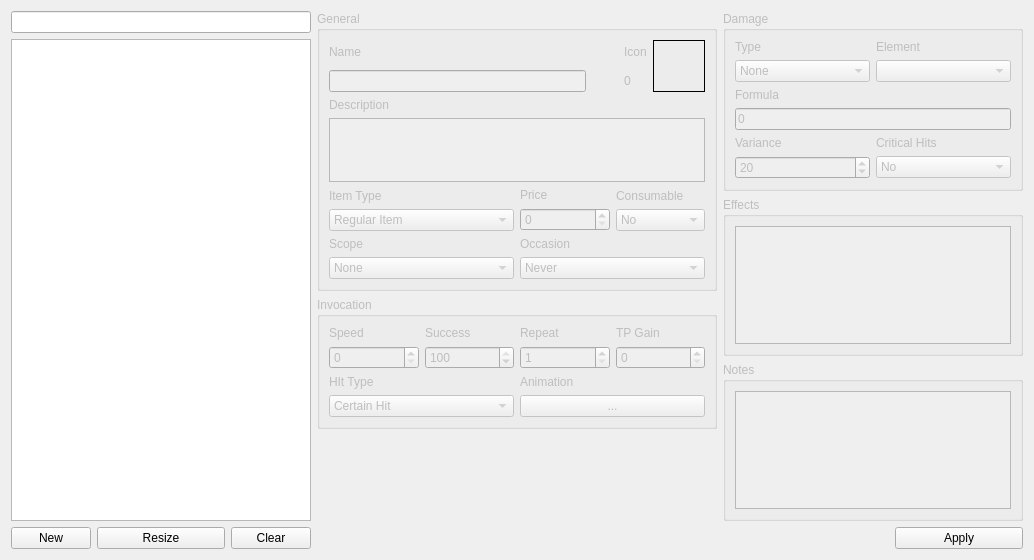
Qt form src/ui/tabs/items_tab.ui (DimichGD/FHEditor) before a commit.
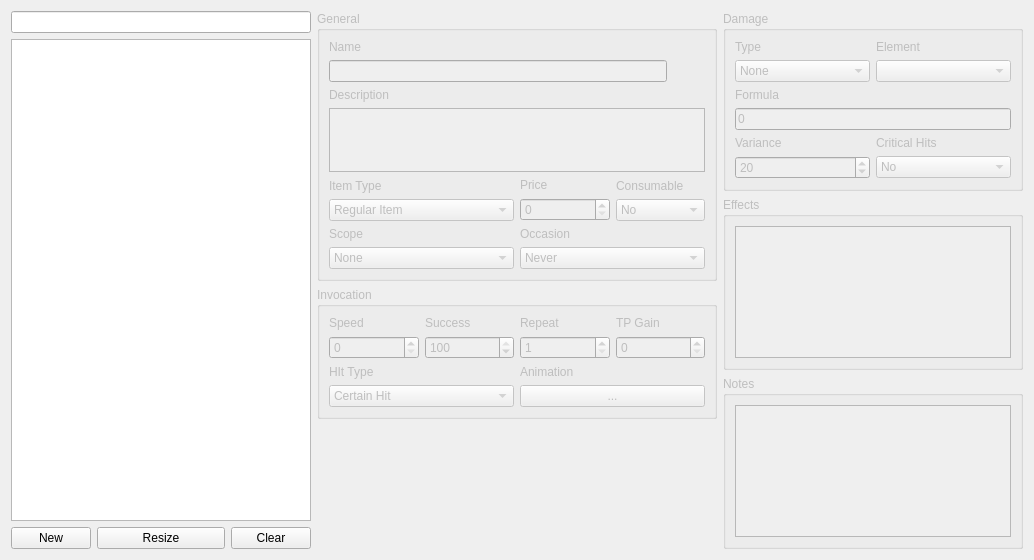
The same form after that commit. Custom widgets are drawn as their Qt base class.

```diff
--- a/src/ui/tabs/items_tab.ui
+++ b/src/ui/tabs/items_tab.ui
@@ -145,65 +145,7 @@
              </layout>
             </item>
             <item>
-             <layout class="QVBoxLayout" name="verticalLayout_19">
-              <item>
-               <widget class="QLabel" name="label_12">
-                <property name="text">
-                 <string>Icon</string>
-                </property>
-               </widget>
-              </item>
-              <item>
-               <widget class="QLabel" name="itemIconIndexLabel">
-                <property name="text">
-                 <string>0</string>
-                </property>
-               </widget>
-              </item>
-             </layout>
-            </item>
-            <item>
-             <widget class="QFrame" name="itemIconFrame">
-              <property name="styleSheet">
-               <string notr="true">QFrame#itemIconFrame { border: 1px solid black; }</string>
-              </property>
-              <property name="frameShape">
-               <enum>QFrame::StyledPanel</enum>
-              </property>
-              <property name="frameShadow">
-               <enum>QFrame::Raised</enum>
-              </property>
-              <layout class="QHBoxLayout" name="horizontalLayout_12">
-               <item>
-                <widget class="ClickableLabel" name="itemIconLabel">
-                 <property name="sizePolicy">
-                  <sizepolicy hsizetype="Fixed" vsizetype="Fixed">
-                   <horstretch>0</horstretch>
-                   <verstretch>0</verstretch>
-                  </sizepolicy>
-                 </property>
-                 <property name="minimumSize">
-                  <size>
-                   <width>32</width>
-                   <height>32</height>
-                  </size>
-                 </property>
-                 <property name="maximumSize">
-                  <size>
-                   <width>32</width>
-                   <height>32</height>
-                  </size>
-                 </property>
-                 <property name="text">
-                  <string/>
-                 </property>
-                 <property name="margin">
-                  <number>0</number>
-                 </property>
-                </widget>
-               </item>
-              </layout>
-             </widget>
+             <widget class="IconWidget" name="itemIconWidget" native="true"/>
             </item>
            </layout>
           </item>
@@ -783,36 +725,6 @@
          </layout>
         </widget>
        </item>
-       <item>
-        <layout class="QHBoxLayout" name="horizontalLayout_4">
-         <item>
-          <spacer name="horizontalSpacer">
-           <property name="orientation">
-            <enum>Qt::Horizontal</enum>
-           </property>
-           <property name="sizeHint" stdset="0">
-            <size>
-             <width>40</width>
-             <height>20</height>
-            </size>
-           </property>
-          </spacer>
-         </item>
-         <item>
-          <widget class="QPushButton" name="itemApplyButton">
-           <property name="minimumSize">
-            <size>
-             <width>128</width>
-             <height>0</height>
-            </size>
-           </property>
-           <property name="text">
-            <string>Apply</string>
-           </property>
-          </widget>
-         </item>
-        </layout>
-       </item>
       </layout>
      </item>
     </layout>
@@ -863,9 +775,10 @@
    <header>base_table.hpp</header>
   </customwidget>
   <customwidget>
-   <class>ClickableLabel</class>
-   <extends>QLabel</extends>
-   <header>clickable_label.hpp</header>
+   <class>IconWidget</class>
+   <extends>QWidget</extends>
+   <header>icon_widget.hpp</header>
+   <container>1</container>
   </customwidget>
  </customwidgets>
  <resources/>
```
